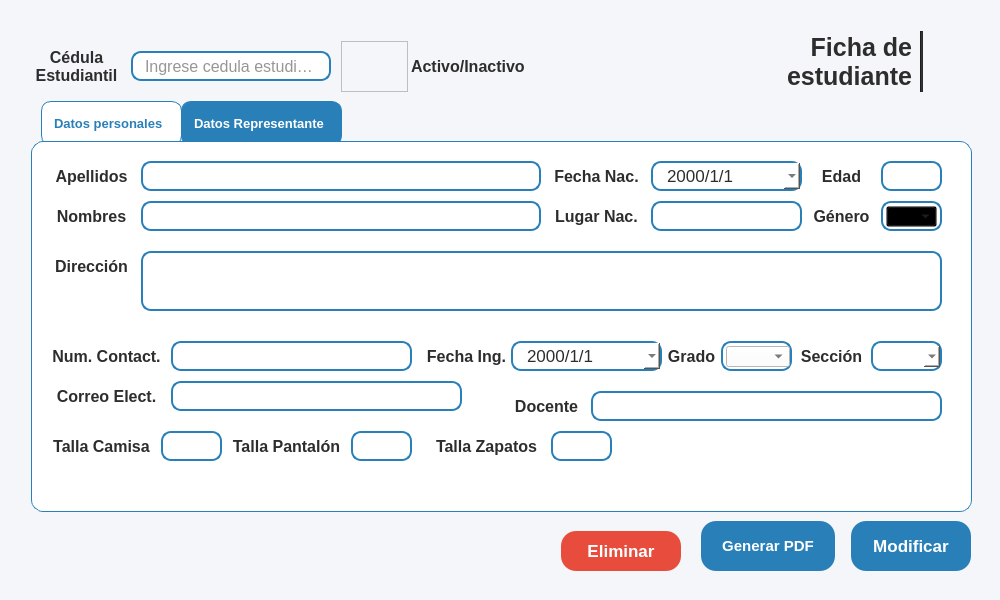
First picture: the form in resources/ui/ficha_estu.ui, repository Proyecto-Uptjaa/Proyecto_SIRA, before the edit.
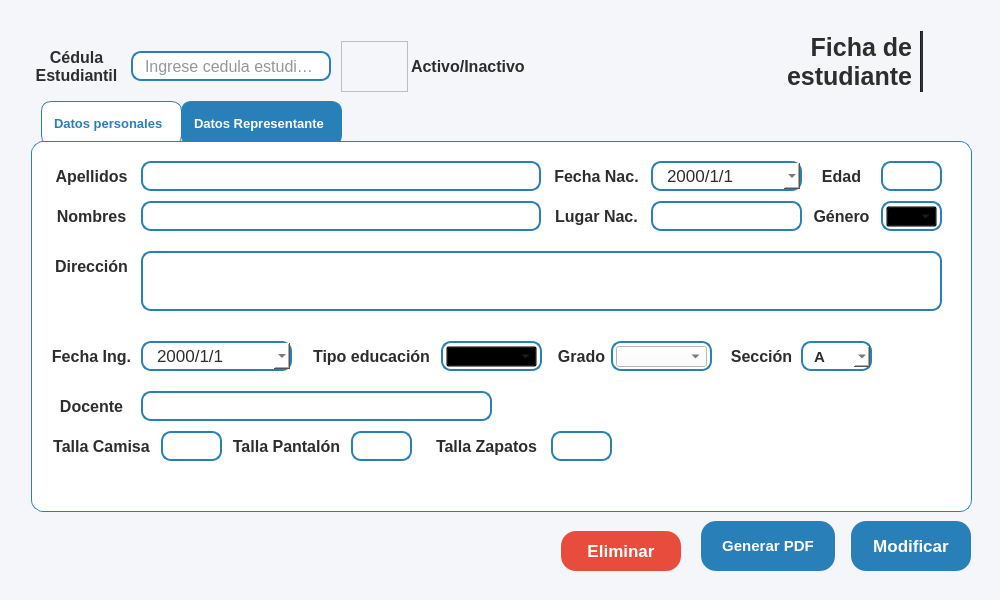
Second picture: the form after the edit. The open tabs and pages were chosen to show the change. Icons and pictures are not drawn.

Commit message: Ajustes en interfaz: Agregado campo de Tipo Educacion, y eliminacion de campos para num. contact y correo.

The edit to the form file:
```diff
--- a/resources/ui/ficha_estu.ui
+++ b/resources/ui/ficha_estu.ui
@@ -669,182 +669,10 @@
             <set>Qt::AlignmentFlag::AlignCenter</set>
            </property>
           </widget>
-          <widget class="QLineEdit" name="lneNum_ficha_estu">
-           <property name="geometry">
-            <rect>
-             <x>130</x>
-             <y>190</y>
-             <width>241</width>
-             <height>30</height>
-            </rect>
-           </property>
-           <property name="minimumSize">
-            <size>
-             <width>100</width>
-             <height>30</height>
-            </size>
-           </property>
-           <property name="maximumSize">
-            <size>
-             <width>400</width>
-             <height>30</height>
-            </size>
-           </property>
-           <property name="font">
-            <font>
-             <family>Segoe UI</family>
-             <pointsize>13</pointsize>
-            </font>
-           </property>
-           <property name="focusPolicy">
-            <enum>Qt::FocusPolicy::ClickFocus</enum>
-           </property>
-           <property name="styleSheet">
-            <string notr="true">QLineEdit {
-    border: 2px solid #2980b9;
-    border-radius: 10px;
-    padding: 3px 8px;
-    background-color: white;
-}</string>
-           </property>
-           <property name="text">
-            <string/>
-           </property>
-           <property name="alignment">
-            <set>Qt::AlignmentFlag::AlignLeading|Qt::AlignmentFlag::AlignLeft|Qt::AlignmentFlag::AlignVCenter</set>
-           </property>
-           <property name="placeholderText">
-            <string/>
-           </property>
-          </widget>
-          <widget class="QLabel" name="label_31">
-           <property name="geometry">
-            <rect>
-             <x>10</x>
-             <y>230</y>
-             <width>111</width>
-             <height>30</height>
-            </rect>
-           </property>
-           <property name="minimumSize">
-            <size>
-             <width>0</width>
-             <height>30</height>
-            </size>
-           </property>
-           <property name="maximumSize">
-            <size>
-             <width>16777215</width>
-             <height>30</height>
-            </size>
-           </property>
-           <property name="font">
-            <font>
-             <family>Segoe UI</family>
-             <pointsize>12</pointsize>
-             <bold>true</bold>
-            </font>
-           </property>
-           <property name="styleSheet">
-            <string notr="true">background-color: transparent;</string>
-           </property>
-           <property name="text">
-            <string>Correo Elect.</string>
-           </property>
-           <property name="alignment">
-            <set>Qt::AlignmentFlag::AlignCenter</set>
-           </property>
-          </widget>
-          <widget class="QLabel" name="label_32">
-           <property name="geometry">
-            <rect>
-             <x>10</x>
-             <y>190</y>
-             <width>111</width>
-             <height>30</height>
-            </rect>
-           </property>
-           <property name="minimumSize">
-            <size>
-             <width>0</width>
-             <height>30</height>
-            </size>
-           </property>
-           <property name="maximumSize">
-            <size>
-             <width>16777215</width>
-             <height>30</height>
-            </size>
-           </property>
-           <property name="font">
-            <font>
-             <family>Segoe UI</family>
-             <pointsize>12</pointsize>
-             <bold>true</bold>
-            </font>
-           </property>
-           <property name="styleSheet">
-            <string notr="true">background-color: transparent;</string>
-           </property>
-           <property name="text">
-            <string>Num. Contact.</string>
-           </property>
-           <property name="alignment">
-            <set>Qt::AlignmentFlag::AlignCenter</set>
-           </property>
-          </widget>
-          <widget class="QLineEdit" name="lneCorreo_ficha_estu">
-           <property name="geometry">
-            <rect>
-             <x>130</x>
-             <y>230</y>
-             <width>291</width>
-             <height>30</height>
-            </rect>
-           </property>
-           <property name="minimumSize">
-            <size>
-             <width>100</width>
-             <height>30</height>
-            </size>
-           </property>
-           <property name="maximumSize">
-            <size>
-             <width>400</width>
-             <height>30</height>
-            </size>
-           </property>
-           <property name="font">
-            <font>
-             <family>Segoe UI</family>
-             <pointsize>13</pointsize>
-            </font>
-           </property>
-           <property name="focusPolicy">
-            <enum>Qt::FocusPolicy::ClickFocus</enum>
-           </property>
-           <property name="styleSheet">
-            <string notr="true">QLineEdit {
-    border: 2px solid #2980b9;
-    border-radius: 10px;
-    padding: 3px 8px;
-    background-color: white;
-}</string>
-           </property>
-           <property name="text">
-            <string/>
-           </property>
-           <property name="alignment">
-            <set>Qt::AlignmentFlag::AlignLeading|Qt::AlignmentFlag::AlignLeft|Qt::AlignmentFlag::AlignVCenter</set>
-           </property>
-           <property name="placeholderText">
-            <string/>
-           </property>
-          </widget>
           <widget class="QLabel" name="label_33">
            <property name="geometry">
             <rect>
-             <x>620</x>
+             <x>510</x>
              <y>190</y>
              <width>61</width>
              <height>30</height>
@@ -882,7 +710,7 @@
           <widget class="QLabel" name="label_34">
            <property name="geometry">
             <rect>
-             <x>760</x>
+             <x>690</x>
              <y>190</y>
              <width>61</width>
              <height>30</height>
@@ -920,7 +748,7 @@
           <widget class="QLineEdit" name="lneDocente_ficha_estu">
            <property name="geometry">
             <rect>
-             <x>550</x>
+             <x>100</x>
              <y>240</y>
              <width>351</width>
              <height>30</height>
@@ -968,9 +796,9 @@
           <widget class="QLabel" name="label_35">
            <property name="geometry">
             <rect>
-             <x>470</x>
+             <x>10</x>
              <y>240</y>
-             <width>71</width>
+             <width>81</width>
              <height>30</height>
             </rect>
            </property>
@@ -1340,7 +1168,7 @@
           <widget class="QFrame" name="frseccion">
            <property name="geometry">
             <rect>
-             <x>830</x>
+             <x>760</x>
              <y>190</y>
              <width>71</width>
              <height>30</height>
@@ -1426,11 +1254,6 @@
               <height>5</height>
              </size>
             </property>
-            <item>
-             <property name="text">
-              <string/>
-             </property>
-            </item>
             <item>
              <property name="text">
               <string>A</string>
@@ -1451,9 +1274,9 @@
           <widget class="QFrame" name="frGrado_reg_estu">
            <property name="geometry">
             <rect>
-             <x>680</x>
+             <x>570</x>
              <y>190</y>
-             <width>71</width>
+             <width>101</width>
              <height>30</height>
             </rect>
            </property>
@@ -1497,7 +1320,7 @@
              <rect>
               <x>5</x>
               <y>5</y>
-              <width>64</width>
+              <width>91</width>
               <height>21</height>
              </rect>
             </property>
@@ -1658,9 +1481,9 @@
           <widget class="QLabel" name="lblStudent_fechaIng">
            <property name="geometry">
             <rect>
-             <x>380</x>
+             <x>0</x>
              <y>190</y>
-             <width>91</width>
+             <width>101</width>
              <height>30</height>
             </rect>
            </property>
@@ -1696,7 +1519,7 @@
           <widget class="QDateEdit" name="lneFechaIng_ficha_estu">
            <property name="geometry">
             <rect>
-             <x>470</x>
+             <x>100</x>
              <y>190</y>
              <width>151</width>
              <height>30</height>
@@ -1769,6 +1592,136 @@
             <bool>true</bool>
            </property>
           </widget>
+          <widget class="QFrame" name="frGrado_reg_estu_2">
+           <property name="geometry">
+            <rect>
+             <x>400</x>
+             <y>190</y>
+             <width>101</width>
+             <height>30</height>
+            </rect>
+           </property>
+           <property name="minimumSize">
+            <size>
+             <width>70</width>
+             <height>30</height>
+            </size>
+           </property>
+           <property name="maximumSize">
+            <size>
+             <width>200</width>
+             <height>40</height>
+            </size>
+           </property>
+           <property name="styleSheet">
+            <string notr="true">QFrame{
+	background-color: white;
+	border: 1.5px solid #2980b9;
+	border-radius: 10px;
+}
+QComboBox QAbstractItemView {
+    border: 1px solid #ccc;
+    border-radius: 5px;
+    background-color: white;
+    color: #333;
+}
+</string>
+           </property>
+           <property name="frameShape">
+            <enum>QFrame::Shape::StyledPanel</enum>
+           </property>
+           <property name="frameShadow">
+            <enum>QFrame::Shadow::Raised</enum>
+           </property>
+           <widget class="QComboBox" name="cbxTipoEdu_ficha_estu">
+            <property name="geometry">
+             <rect>
+              <x>5</x>
+              <y>5</y>
+              <width>91</width>
+              <height>21</height>
+             </rect>
+            </property>
+            <property name="maximumSize">
+             <size>
+              <width>180</width>
+              <height>30</height>
+             </size>
+            </property>
+            <property name="font">
+             <font>
+              <family>Segoe UI</family>
+              <pointsize>11</pointsize>
+              <bold>true</bold>
+             </font>
+            </property>
+            <property name="cursor">
+             <cursorShape>PointingHandCursor</cursorShape>
+            </property>
+            <property name="styleSheet">
+             <string notr="true"/>
+            </property>
+            <property name="iconSize">
+             <size>
+              <width>5</width>
+              <height>5</height>
+             </size>
+            </property>
+            <item>
+             <property name="text">
+              <string/>
+             </property>
+            </item>
+            <item>
+             <property name="text">
+              <string>Inicial</string>
+             </property>
+            </item>
+            <item>
+             <property name="text">
+              <string>Primaria</string>
+             </property>
+            </item>
+           </widget>
+          </widget>
+          <widget class="QLabel" name="label_31">
+           <property name="geometry">
+            <rect>
+             <x>270</x>
+             <y>190</y>
+             <width>121</width>
+             <height>30</height>
+            </rect>
+           </property>
+           <property name="minimumSize">
+            <size>
+             <width>0</width>
+             <height>30</height>
+            </size>
+           </property>
+           <property name="maximumSize">
+            <size>
+             <width>16777215</width>
+             <height>30</height>
+            </size>
+           </property>
+           <property name="font">
+            <font>
+             <family>Segoe UI</family>
+             <pointsize>12</pointsize>
+             <bold>true</bold>
+            </font>
+           </property>
+           <property name="styleSheet">
+            <string notr="true">background-color: transparent;</string>
+           </property>
+           <property name="text">
+            <string>Tipo educación</string>
+           </property>
+           <property name="alignment">
+            <set>Qt::AlignmentFlag::AlignCenter</set>
+           </property>
+          </widget>
          </widget>
          <widget class="QWidget" name="representante">
           <widget class="QLineEdit" name="lneMadre_ficha_estu">
```
Left out of the diff: 2 changed lines with no effect on the pictures. The commit also changes 2 other files.
